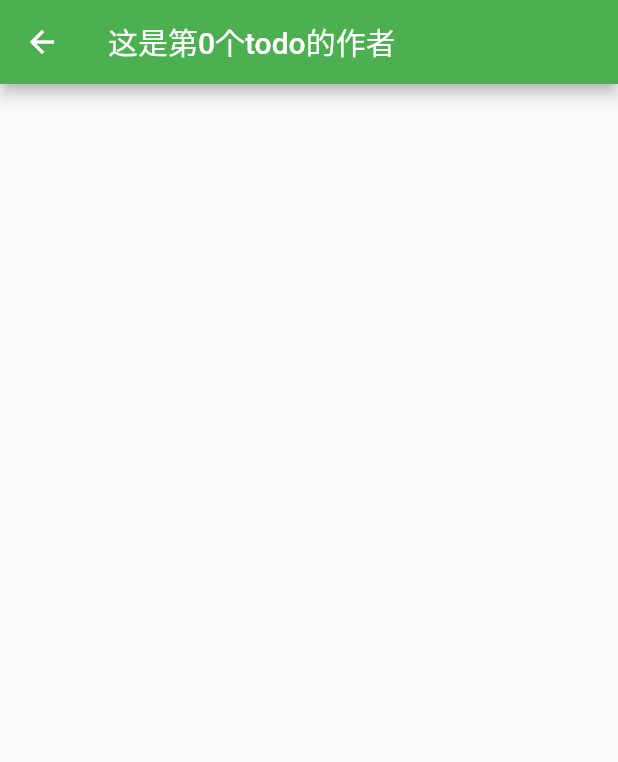
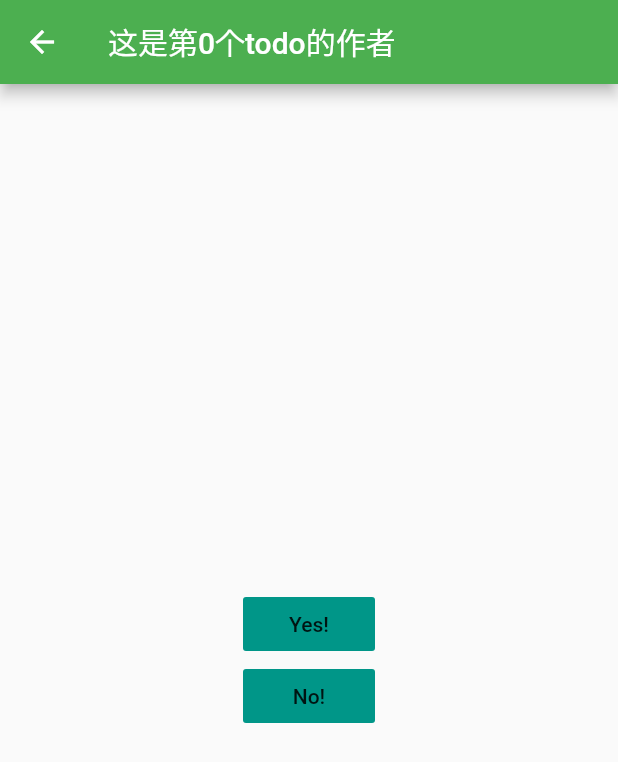
Before and after one commit to sunnyxibei/go_gank, a Flutter app: the OriginalPage screen opened directly, after a tap on an icon or button, on a phone screen of 412 x 824 dp. Shown: the top 762 px of the screen. Run offline on Flutter 3.47's test engine with Material 2 defaults, Android fonts, the phone set to English and light mode, and no system bars; missing offline and left inert: dart:ffi.

Commit message:
Test return data via page route

```diff
--- a/lib/navigation/send_data.dart
+++ b/lib/navigation/send_data.dart
@@ -27,14 +27,22 @@ class OriginalPage extends StatelessWidget {
             return ListTile(
               title: Text(todo.title),
               subtitle: Text(todo.description),
-              onTap: () {
-                Navigator.of(context).push(
+              onTap: () async {
+                var result = await Navigator.of(context).push(
                   MaterialPageRoute(
                     builder: (context) => DestinationPage(
                       todo: todo,
                     ),
                   ),
                 );
+                Scaffold.of(context).showSnackBar(SnackBar(
+                  backgroundColor: Colors.teal,
+                  action: SnackBarAction(
+                    label: "$result",
+                    onPressed: () {},
+                  ),
+                  content: Text("$result"),
+                ));
               },
             );
           }),
@@ -53,6 +61,24 @@ class DestinationPage extends StatelessWidget {
       appBar: AppBar(
         title: Text(todo.author),
       ),
+      body: Center(
+        child: Column(
+          mainAxisSize: MainAxisSize.min,
+          mainAxisAlignment: MainAxisAlignment.center,
+          children: <Widget>[
+            FlatButton(
+              color: Colors.teal,
+              child: Text("Yes!"),
+              onPressed: () => Navigator.of(context).pop("Yes!"),
+            ),
+            FlatButton(
+              color: Colors.teal,
+              child: Text("No!"),
+              onPressed: () => Navigator.of(context).pop("No!"),
+            )
+          ],
+        ),
+      ),
     );
   }
 }
```
Also changed, not shown: lib/main.dart (+9 -1 lines), lib/navigation/hero_page.dart (added, +45 -0 lines).
